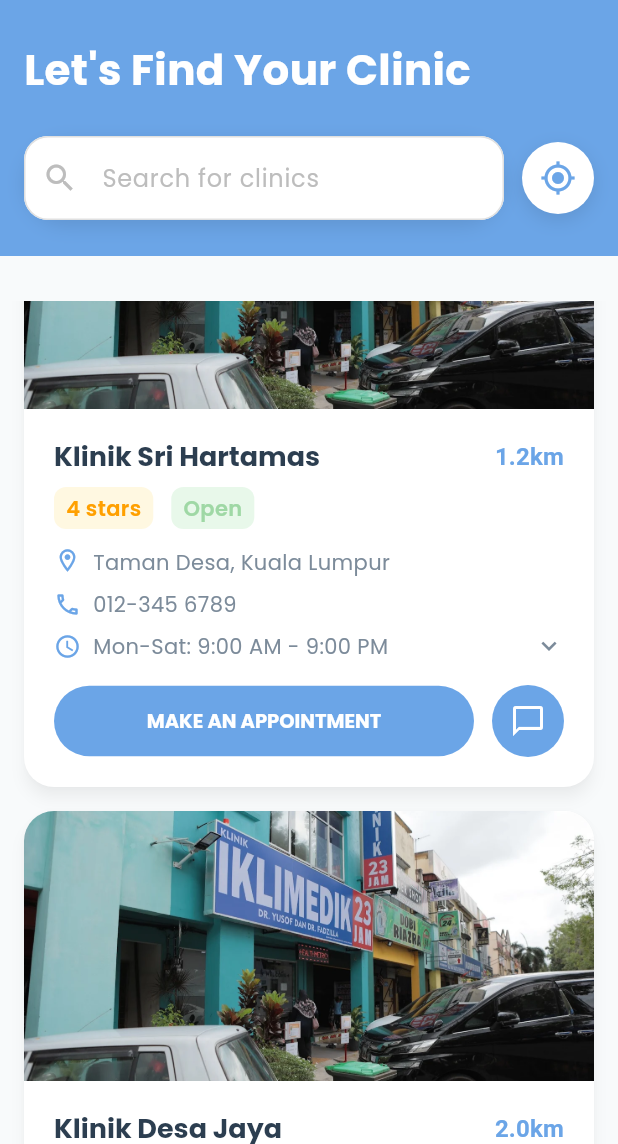
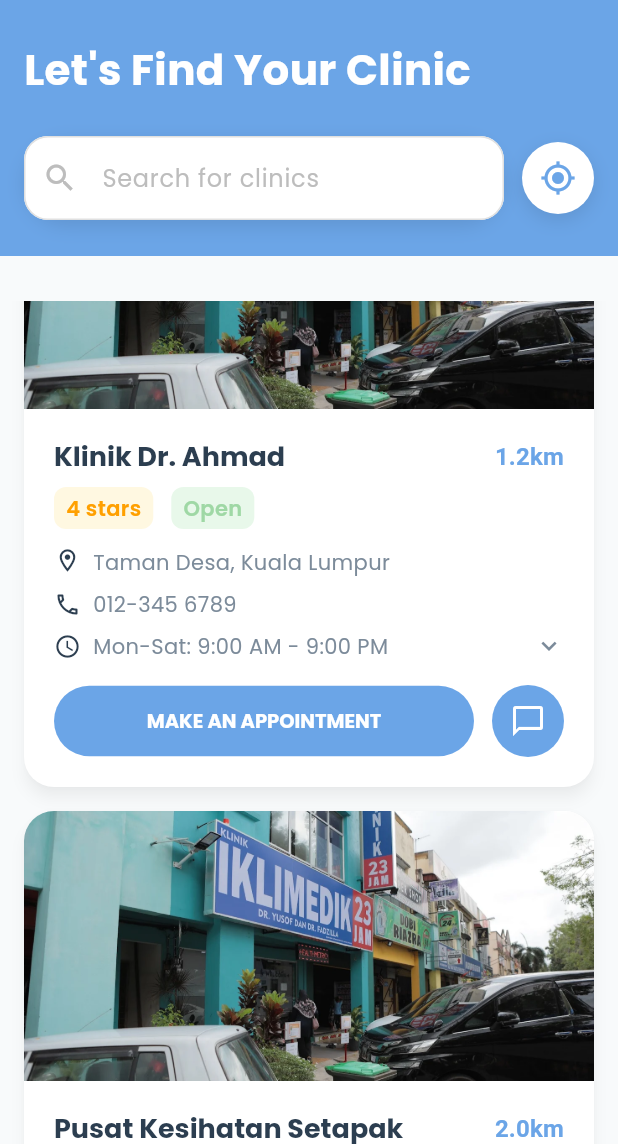
Before and after one commit to jocelyngan2005/mediflow, a Flutter app: the ClinicSelectionScreen screen opened directly, scrolled down 576 dp, on a phone screen of 412 x 824 dp, the part 92-1236 px from its top. Run offline on Flutter 3.47's test engine with Material 3 defaults, Android fonts, the phone set to English and light mode, and no system bars; our stand-ins replace google_fonts.

Commit message:
minor colour changes

```diff
--- a/lib/screens/clinic_selection_screen.dart
+++ b/lib/screens/clinic_selection_screen.dart
@@ -21,8 +21,8 @@ class _ClinicSelectionScreenState extends State<ClinicSelectionScreen> {
   // Sample clinic data
   final List<Clinic> _clinics = [
     Clinic(
-      clinicId: 'klinik-bandar-utama',
-      name: 'Klinik Bandar Utama',
+      clinicId: 'clinic_001',
+      name: 'Klinik Kesihatan Bandar',
       address: '191, Jalan Bandar Puteri Jaya 1/2, Bandar Puteri Jaya, 08000 Sungai Petani, Kedah',
       distance: '0.5km',
       hours: 'Wednesday 8:00am to 8:00pm',
@@ -31,8 +31,8 @@ class _ClinicSelectionScreenState extends State<ClinicSelectionScreen> {
       rating: 5,
     ),
     Clinic(
-      clinicId: 'klinik-sri-hartamas',
-      name: 'Klinik Sri Hartamas',
+      clinicId: 'clinic_002',
+      name: 'Klinik Dr. Ahmad',
       address: 'Taman Desa, Kuala Lumpur',
       distance: '1.2km',
       hours: 'Mon-Sat: 9:00 AM - 9:00 PM',
@@ -41,8 +41,8 @@ class _ClinicSelectionScreenState extends State<ClinicSelectionScreen> {
       rating: 4,
     ),
     Clinic(
-      clinicId: 'klinik-desa-jaya',
-      name: 'Klinik Desa Jaya',
+      clinicId: 'clinic_003',
+      name: 'Pusat Kesihatan Setapak',
       address: 'Setapak, Kuala Lumpur',
       distance: '2.0km',
       hours: 'Mon-Sun: 24 Hours',
@@ -51,7 +51,7 @@ class _ClinicSelectionScreenState extends State<ClinicSelectionScreen> {
       rating: 5,
     ),
     Clinic(
-      clinicId: 'klinik-wangsa',
+      clinicId: 'clinic_004',
       name: 'Klinik Famili Wangsa Maju',
       address: 'Wangsa Maju, Kuala Lumpur',
       distance: '2.8km',
@@ -446,7 +446,7 @@ class _ClinicSelectionScreenState extends State<ClinicSelectionScreen> {
 }
 
 class Clinic {
-  final String clinicId;  // Added for API integration
+  final String clinicId;
   final String name;
   final String address;
   final String distance;
--- a/lib/widgets/clinic_card.dart
+++ b/lib/widgets/clinic_card.dart
@@ -129,7 +129,7 @@ class _ClinicCardState extends State<ClinicCard> {
                     const Icon(
                       Icons.location_on_outlined,
                       size: 18,
-                      color: AppTheme.primaryBlue,
+                      color: AppTheme.darkText,
                     ),
                     const SizedBox(width: 8),
                     Expanded(
@@ -147,7 +147,7 @@ class _ClinicCardState extends State<ClinicCard> {
                     const Icon(
                       Icons.phone_outlined,
                       size: 18,
-                      color: AppTheme.primaryBlue,
+                      color: AppTheme.darkText,
                     ),
                     const SizedBox(width: 8),
                     Text(
@@ -169,7 +169,7 @@ class _ClinicCardState extends State<ClinicCard> {
                       const Icon(
                         Icons.access_time,
                         size: 18,
-                        color: AppTheme.primaryBlue,
+                        color: AppTheme.darkText,
                       ),
                       const SizedBox(width: 8),
                       Expanded(
```
